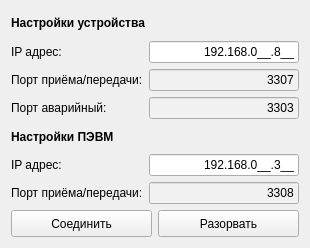
Before: the Qt Designer form tgca/connection.ui in Veala/host_tgca-for-t_hsc, drawn with Qt 5.
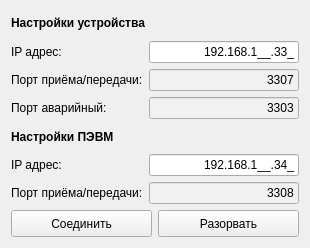
After: the same form once the commit is applied. Icons and pictures are not drawn.

```diff
--- a/tgca/connection.ui
+++ b/tgca/connection.ui
@@ -81,7 +81,7 @@
         <string>000.000.000.000;_</string>
        </property>
        <property name="text">
-        <string>192.168.0.8</string>
+        <string>192.168.1.33</string>
        </property>
        <property name="alignment">
         <set>Qt::AlignRight|Qt::AlignTrailing|Qt::AlignVCenter</set>
@@ -240,7 +240,7 @@
         <string>000.000.000.000;_</string>
        </property>
        <property name="text">
-        <string>192.168.0.3</string>
+        <string>192.168.1.34</string>
        </property>
        <property name="alignment">
         <set>Qt::AlignRight|Qt::AlignTrailing|Qt::AlignVCenter</set>
```
